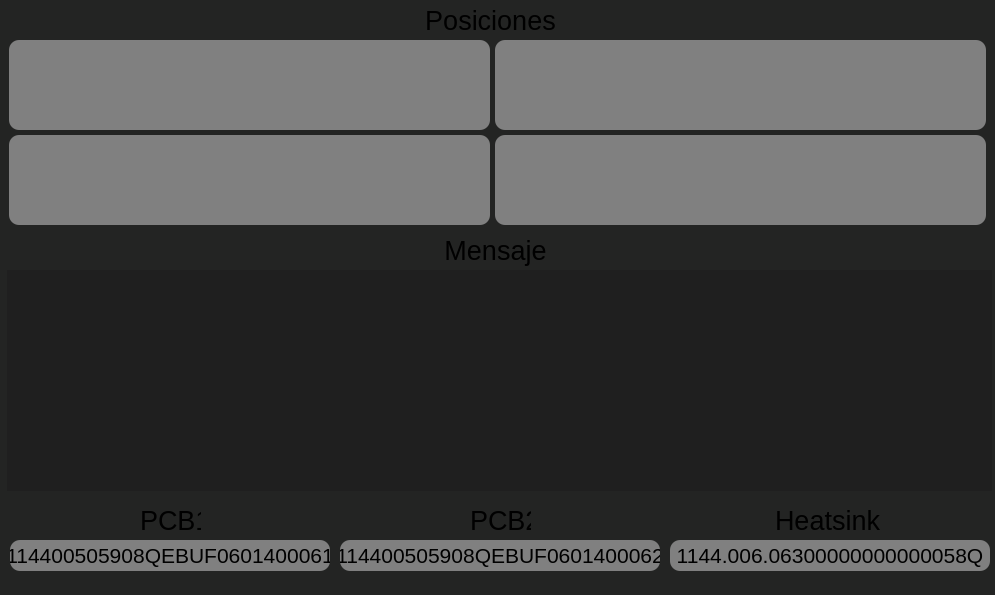
AbramIV/Validator, file GUI/Qt.ui: the form before one commit.
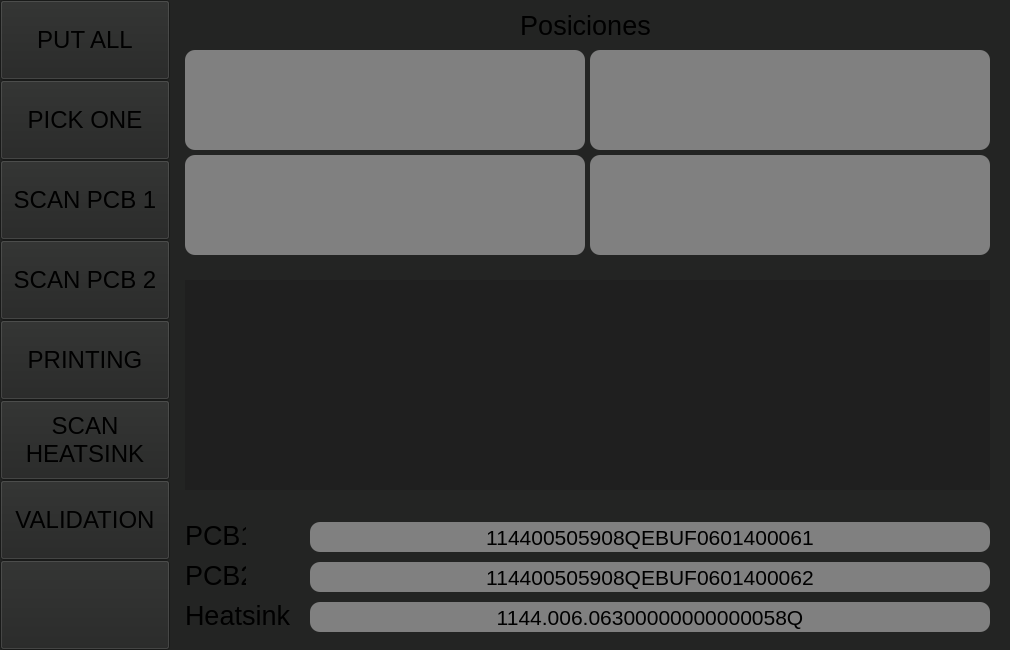
The form after the commit. Icons and pictures are not drawn.

The edit to the form file:
```diff
--- a/GUI/Qt.ui
+++ b/GUI/Qt.ui
@@ -12,8 +12,8 @@
    <rect>
     <x>0</x>
     <y>0</y>
-    <width>995</width>
-    <height>595</height>
+    <width>1010</width>
+    <height>650</height>
    </rect>
   </property>
   <property name="font">
@@ -47,8 +47,8 @@
    <widget class="QLabel" name="title_positions">
     <property name="geometry">
      <rect>
-      <x>420</x>
-      <y>5</y>
+      <x>515</x>
+      <y>10</y>
       <width>141</width>
       <height>31</height>
      </rect>
@@ -71,10 +71,10 @@
    <widget class="QLabel" name="label_LH1">
     <property name="geometry">
      <rect>
-      <x>495</x>
-      <y>40</y>
-      <width>491</width>
-      <height>90</height>
+      <x>590</x>
+      <y>50</y>
+      <width>400</width>
+      <height>100</height>
      </rect>
     </property>
     <property name="font">
@@ -95,37 +95,13 @@
      <set>Qt::AlignmentFlag::AlignCenter</set>
     </property>
    </widget>
-   <widget class="QLabel" name="title_message">
-    <property name="geometry">
-     <rect>
-      <x>440</x>
-      <y>235</y>
-      <width>111</width>
-      <height>31</height>
-     </rect>
-    </property>
-    <property name="font">
-     <font>
-      <pointsize>20</pointsize>
-     </font>
-    </property>
-    <property name="autoFillBackground">
-     <bool>false</bool>
-    </property>
-    <property name="text">
-     <string>Mensaje</string>
-    </property>
-    <property name="alignment">
-     <set>Qt::AlignmentFlag::AlignBottom|Qt::AlignmentFlag::AlignHCenter</set>
-    </property>
-   </widget>
    <widget class="QLabel" name="lable_RH1">
     <property name="geometry">
      <rect>
-      <x>9</x>
-      <y>40</y>
-      <width>481</width>
-      <height>90</height>
+      <x>185</x>
+      <y>50</y>
+      <width>400</width>
+      <height>100</height>
      </rect>
     </property>
     <property name="font">
@@ -152,10 +128,10 @@
    <widget class="QLabel" name="label_LH2">
     <property name="geometry">
      <rect>
-      <x>495</x>
-      <y>135</y>
-      <width>491</width>
-      <height>90</height>
+      <x>590</x>
+      <y>155</y>
+      <width>400</width>
+      <height>100</height>
      </rect>
     </property>
     <property name="font">
@@ -179,10 +155,10 @@
    <widget class="QLabel" name="label_RH2">
     <property name="geometry">
      <rect>
-      <x>9</x>
-      <y>135</y>
-      <width>481</width>
-      <height>90</height>
+      <x>185</x>
+      <y>155</y>
+      <width>400</width>
+      <height>100</height>
      </rect>
     </property>
     <property name="font">
@@ -206,10 +182,10 @@
    <widget class="QLabel" name="tipMsg">
     <property name="geometry">
      <rect>
-      <x>10</x>
-      <y>270</y>
-      <width>975</width>
-      <height>211</height>
+      <x>185</x>
+      <y>280</y>
+      <width>805</width>
+      <height>210</height>
      </rect>
     </property>
     <property name="font">
@@ -233,10 +209,10 @@
    <widget class="QLabel" name="mistakeMsg">
     <property name="geometry">
      <rect>
-      <x>7</x>
-      <y>270</y>
-      <width>985</width>
-      <height>221</height>
+      <x>185</x>
+      <y>280</y>
+      <width>805</width>
+      <height>210</height>
      </rect>
     </property>
     <property name="font">
@@ -260,8 +236,8 @@
    <widget class="QLabel" name="label">
     <property name="geometry">
      <rect>
-      <x>140</x>
-      <y>505</y>
+      <x>185</x>
+      <y>520</y>
       <width>61</width>
       <height>31</height>
      </rect>
@@ -278,8 +254,8 @@
    <widget class="QLabel" name="label_2">
     <property name="geometry">
      <rect>
-      <x>470</x>
-      <y>505</y>
+      <x>185</x>
+      <y>560</y>
       <width>61</width>
       <height>31</height>
      </rect>
@@ -296,8 +272,8 @@
    <widget class="QLabel" name="label_3">
     <property name="geometry">
      <rect>
-      <x>775</x>
-      <y>505</y>
+      <x>185</x>
+      <y>600</y>
       <width>111</width>
       <height>31</height>
      </rect>
@@ -314,10 +290,10 @@
    <widget class="QLabel" name="label_PCB1">
     <property name="geometry">
      <rect>
-      <x>10</x>
-      <y>540</y>
-      <width>320</width>
-      <height>31</height>
+      <x>310</x>
+      <y>522</y>
+      <width>680</width>
+      <height>30</height>
      </rect>
     </property>
     <property name="font">
@@ -341,10 +317,10 @@
    <widget class="QLabel" name="label_PCB2">
     <property name="geometry">
      <rect>
-      <x>340</x>
-      <y>540</y>
-      <width>320</width>
-      <height>31</height>
+      <x>310</x>
+      <y>562</y>
+      <width>680</width>
+      <height>30</height>
      </rect>
     </property>
     <property name="font">
@@ -368,10 +344,10 @@
    <widget class="QLabel" name="label_heat">
     <property name="geometry">
      <rect>
-      <x>670</x>
-      <y>540</y>
-      <width>320</width>
-      <height>31</height>
+      <x>310</x>
+      <y>602</y>
+      <width>680</width>
+      <height>30</height>
      </rect>
     </property>
     <property name="font">
@@ -392,6 +368,260 @@
      <set>Qt::AlignmentFlag::AlignCenter</set>
     </property>
    </widget>
+   <widget class="QToolButton" name="btn_fill">
+    <property name="geometry">
+     <rect>
+      <x>0</x>
+      <y>0</y>
+      <width>170</width>
+      <height>80</height>
+     </rect>
+    </property>
+    <property name="font">
+     <font>
+      <pointsize>18</pointsize>
+     </font>
+    </property>
+    <property name="styleSheet">
+     <string notr="true">/* Default (Unchecked) State */
+QToolButton {
+
+}
+
+/* Checked State */
+QToolButton:checked {
+    background-color: green;
+}</string>
+    </property>
+    <property name="text">
+     <string>PUT ALL</string>
+    </property>
+    <property name="checkable">
+     <bool>true</bool>
+    </property>
+   </widget>
+   <widget class="QToolButton" name="btn_pick">
+    <property name="geometry">
+     <rect>
+      <x>0</x>
+      <y>80</y>
+      <width>170</width>
+      <height>80</height>
+     </rect>
+    </property>
+    <property name="font">
+     <font>
+      <pointsize>18</pointsize>
+     </font>
+    </property>
+    <property name="styleSheet">
+     <string notr="true">/* Default (Unchecked) State */
+QToolButton {
+
+}
+
+/* Checked State */
+QToolButton:checked {
+    background-color: green;
+}</string>
+    </property>
+    <property name="text">
+     <string>PICK ONE</string>
+    </property>
+    <property name="checkable">
+     <bool>true</bool>
+    </property>
+   </widget>
+   <widget class="QToolButton" name="btn_scan_1">
+    <property name="geometry">
+     <rect>
+      <x>0</x>
+      <y>160</y>
+      <width>170</width>
+      <height>80</height>
+     </rect>
+    </property>
+    <property name="font">
+     <font>
+      <pointsize>18</pointsize>
+     </font>
+    </property>
+    <property name="styleSheet">
+     <string notr="true">/* Default (Unchecked) State */
+QToolButton {
+
+}
+
+/* Checked State */
+QToolButton:checked {
+    background-color: green;
+}</string>
+    </property>
+    <property name="text">
+     <string>SCAN PCB 1</string>
+    </property>
+    <property name="checkable">
+     <bool>true</bool>
+    </property>
+   </widget>
+   <widget class="QToolButton" name="btn_scan_2">
+    <property name="geometry">
+     <rect>
+      <x>0</x>
+      <y>240</y>
+      <width>170</width>
+      <height>80</height>
+     </rect>
+    </property>
+    <property name="font">
+     <font>
+      <pointsize>18</pointsize>
+     </font>
+    </property>
+    <property name="styleSheet">
+     <string notr="true">/* Default (Unchecked) State */
+QToolButton {
+
+}
+
+/* Checked State */
+QToolButton:checked {
+    background-color: green;
+}</string>
+    </property>
+    <property name="text">
+     <string>SCAN PCB 2</string>
+    </property>
+    <property name="checkable">
+     <bool>true</bool>
+    </property>
+   </widget>
+   <widget class="QToolButton" name="btn_print">
+    <property name="geometry">
+     <rect>
+      <x>0</x>
+      <y>320</y>
+      <width>170</width>
+      <height>80</height>
+     </rect>
+    </property>
+    <property name="font">
+     <font>
+      <pointsize>18</pointsize>
+     </font>
+    </property>
+    <property name="styleSheet">
+     <string notr="true">/* Default (Unchecked) State */
+QToolButton {
+
+}
+
+/* Checked State */
+QToolButton:checked {
+    background-color: green;
+}</string>
+    </property>
+    <property name="text">
+     <string>PRINTING</string>
+    </property>
+    <property name="checkable">
+     <bool>true</bool>
+    </property>
+   </widget>
+   <widget class="QToolButton" name="btn_scan_3">
+    <property name="geometry">
+     <rect>
+      <x>0</x>
+      <y>400</y>
+      <width>170</width>
+      <height>80</height>
+     </rect>
+    </property>
+    <property name="font">
+     <font>
+      <pointsize>18</pointsize>
+     </font>
+    </property>
+    <property name="styleSheet">
+     <string notr="true">/* Default (Unchecked) State */
+QToolButton {
+
+}
+
+/* Checked State */
+QToolButton:checked {
+    background-color: green;
+}</string>
+    </property>
+    <property name="text">
+     <string>SCAN
+HEATSINK</string>
+    </property>
+    <property name="checkable">
+     <bool>true</bool>
+    </property>
+   </widget>
+   <widget class="QToolButton" name="btn_valid">
+    <property name="geometry">
+     <rect>
+      <x>0</x>
+      <y>480</y>
+      <width>170</width>
+      <height>80</height>
+     </rect>
+    </property>
+    <property name="font">
+     <font>
+      <pointsize>18</pointsize>
+     </font>
+    </property>
+    <property name="styleSheet">
+     <string notr="true">/* Default (Unchecked) State */
+QToolButton {
+
+}
+
+/* Checked State */
+QToolButton:checked {
+    background-color: green;
+}</string>
+    </property>
+    <property name="text">
+     <string>VALIDATION</string>
+    </property>
+    <property name="checkable">
+     <bool>true</bool>
+    </property>
+   </widget>
+   <widget class="QToolButton" name="btn_reserve">
+    <property name="geometry">
+     <rect>
+      <x>0</x>
+      <y>560</y>
+      <width>170</width>
+      <height>90</height>
+     </rect>
+    </property>
+    <property name="font">
+     <font>
+      <pointsize>18</pointsize>
+     </font>
+    </property>
+    <property name="styleSheet">
+     <string notr="true">/* Default (Unchecked) State */
+QToolButton {
+
+}
+
+/* Checked State */
+QToolButton:checked {
+    background-color: green;
+}</string>
+    </property>
+    <property name="text">
+     <string/>
+    </property>
+   </widget>
   </widget>
  </widget>
  <resources/>
```
Left out of the diff: 4 changed lines with no effect on the pictures.
